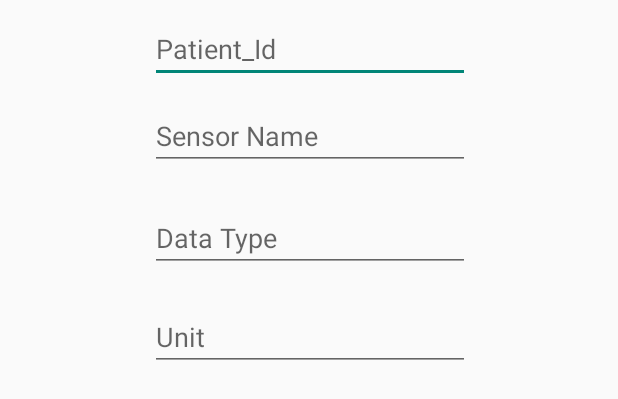
After one commit to ste93/H2-HealthHelp, an Android app: the layout config_dialog.xml on its own in the app's theme, with its tools: preview values and no code run, on a phone screen of 412 x 824 dp. The commit adds this screen. Shown: the top 399 px of the screen. Run offline under Robolectric (Android 15) with nearby library versions, the phone set to English and light mode, and no system bars.

Commit message:
fixed android app with sensor information configuration

```diff
--- /dev/null
+++ b/android/sensor/app/src/main/res/layout/config_dialog.xml
@@ -0,0 +1,75 @@
+<?xml version="1.0" encoding="utf-8"?>
+<android.support.constraint.ConstraintLayout
+    xmlns:android="http://schemas.android.com/apk/res/android"
+    xmlns:app="http://schemas.android.com/apk/res-auto"
+    xmlns:tools="http://schemas.android.com/tools"
+    android:layout_width="match_parent"
+    android:layout_height="match_parent">
+
+
+    <EditText
+        android:id="@+id/config_patient"
+        android:layout_width="wrap_content"
+        android:layout_height="wrap_content"
+        android:layout_marginBottom="8dp"
+        android:layout_marginEnd="8dp"
+        android:layout_marginStart="8dp"
+        android:layout_marginTop="8dp"
+        android:ems="10"
+        android:hint="Patient_Id"
+        android:inputType="textPersonName"
+        app:layout_constraintBottom_toTopOf="@+id/config_name"
+        app:layout_constraintEnd_toEndOf="parent"
+        app:layout_constraintHorizontal_bias="0.503"
+        app:layout_constraintStart_toStartOf="parent"
+        app:layout_constraintTop_toTopOf="parent"
+        app:layout_constraintVertical_bias="0.308" />
+
+    <EditText
+        android:id="@+id/config_name"
+        android:layout_width="wrap_content"
+        android:layout_height="wrap_content"
+        android:layout_marginEnd="8dp"
+        android:layout_marginStart="8dp"
+        android:layout_marginTop="68dp"
+        android:ems="10"
+        android:hint="Sensor Name"
+        android:inputType="textPersonName"
+        app:layout_constraintEnd_toEndOf="parent"
+        app:layout_constraintHorizontal_bias="0.503"
+        app:layout_constraintStart_toStartOf="parent"
+        app:layout_constraintTop_toTopOf="parent" />
+
+    <EditText
+        android:id="@+id/config_datatype"
+        android:layout_width="wrap_content"
+        android:layout_height="wrap_content"
+        android:layout_marginEnd="8dp"
+        android:layout_marginStart="8dp"
+        android:layout_marginTop="136dp"
+        android:ems="10"
+        android:hint="Data Type"
+        android:inputType="textPersonName"
+        app:layout_constraintEnd_toEndOf="parent"
+        app:layout_constraintHorizontal_bias="0.503"
+        app:layout_constraintStart_toStartOf="parent"
+        app:layout_constraintTop_toTopOf="parent" />
+
+    <EditText
+        android:id="@+id/config_unit"
+        android:layout_width="wrap_content"
+        android:layout_height="wrap_content"
+        android:layout_marginBottom="8dp"
+        android:layout_marginEnd="8dp"
+        android:layout_marginStart="8dp"
+        android:layout_marginTop="8dp"
+        android:ems="10"
+        android:hint="Unit"
+        android:inputType="textPersonName"
+        app:layout_constraintBottom_toBottomOf="parent"
+        app:layout_constraintEnd_toEndOf="parent"
+        app:layout_constraintHorizontal_bias="0.503"
+        app:layout_constraintStart_toStartOf="parent"
+        app:layout_constraintTop_toBottomOf="@+id/config_datatype"
+        app:layout_constraintVertical_bias="0.022" />
+</android.support.constraint.ConstraintLayout>
```
Also changed, not shown: android/sensor/app/src/main/java/unibo/pc/h2/h2_androidmonitor/ConnectionTask.java (+12 -2 lines), android/sensor/app/src/main/java/unibo/pc/h2/h2_androidmonitor/HttpPoster.java (+83 -2 lines), android/sensor/app/src/main/java/unibo/pc/h2/h2_androidmonitor/MainActivity.java (+83 -1 lines), android/sensor/app/src/main/res/layout/content_main.xml (+15 -3 lines), 1 other file.
